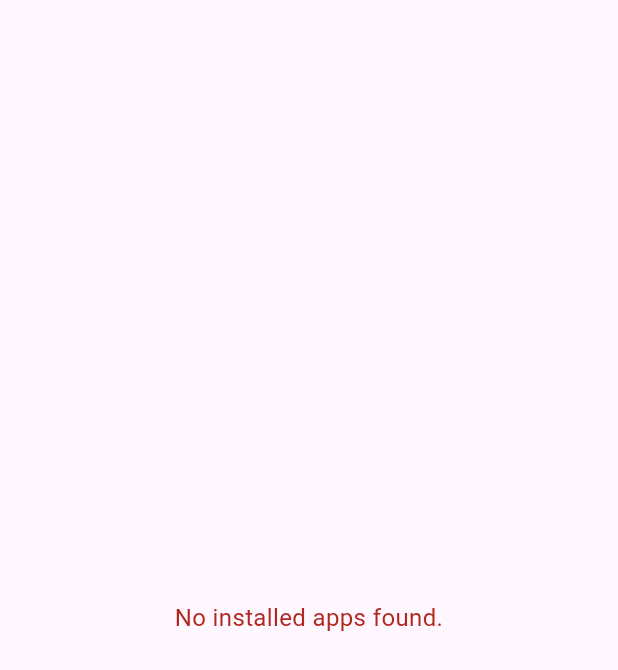
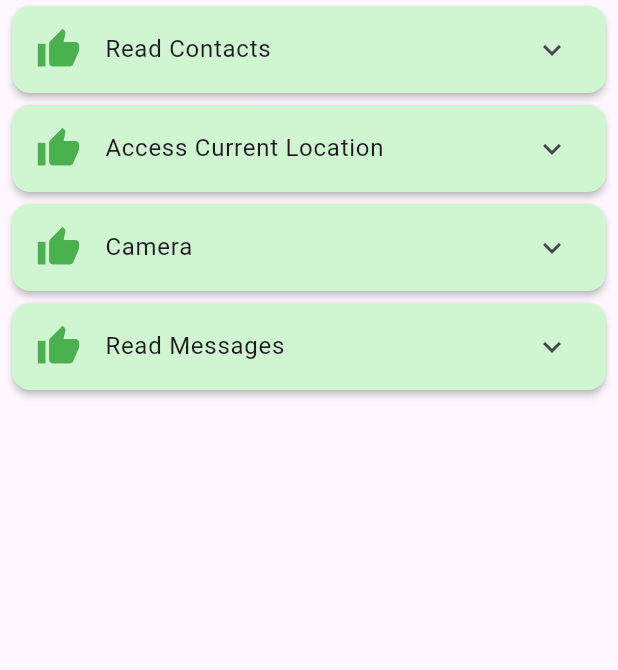
Before and after one commit to SlimeMan10/coughacks2025, a Flutter app: the PermissionsTab widget shown alone on an empty page, opened directly, on a phone screen of 412 x 824 dp. Shown: the top 670 px of the screen. Run offline on Flutter 3.47's test engine with Material 3 defaults, Android fonts, the phone set to English and light mode, and no system bars; our stand-ins replace shared_preferences; missing offline and left inert: app_usage, installed_apps; accounts and stored records are empty.

Commit message:
reworked the permissions
they now provide a much more user friendly and risk-assessed to all people.

```diff
--- a/app/lib/Permissions.dart
+++ b/app/lib/Permissions.dart
@@ -24,15 +24,23 @@ class PermissionsTab extends StatefulWidget {
   _PermissionsTabState createState() => _PermissionsTabState();
 }
 
-class _PermissionsTabState extends State<PermissionsTab> with AutomaticKeepAliveClientMixin {
-  Map<String, AppInfo> appMap = {};
-  Map<String, List<String>> permissionsMap = {};
-  List<String> privacyRisks = [];
+class _PermissionsTabState extends State<PermissionsTab> {
+  Map<String, List<AppInfo>> permissionsToApps = {}; // Maps permissions to apps
   bool _isLoading = false;
-  String? _error;
-
-  @override
-  bool get wantKeepAlive => true; // This ensures the state is kept alive
+  List<String> dangerousPermissions = [
+    "android.permission.READ_CONTACTS",
+    "android.permission.ACCESS_FINE_LOCATION",
+    "android.permission.CAMERA",
+    "android.permission.READ_SMS",
+    // Add more dangerous permissions here
+  ];
+  List<String> dangerousPermissionsNames = [
+    "Read Contacts",
+    "Access Current Location",
+    "Camera",
+    "Read Messages",
+    // Add more dangerous permissions here
+  ];
 
   @override
   void initState() {
@@ -45,7 +53,6 @@ class _PermissionsTabState extends State<PermissionsTab> with AutomaticKeepAlive
 
     setState(() {
       _isLoading = true;
-      _error = null;
     });
 
     try {
@@ -59,47 +66,40 @@ class _PermissionsTabState extends State<PermissionsTab> with AutomaticKeepAlive
       if (installedApps.isEmpty) {
         setState(() {
           _isLoading = false;
-          _error = "No installed apps found.";
         });
         return;
       }
 
-      // Fetch permissions for each app
-      Map<String, List<String>> tempPermissionsMap = {};
-      List<String> tempPrivacyRisks = [];
+      // Map to hold permissions and corresponding apps
+      Map<String, List<AppInfo>> tempPermissionsToApps = {};
 
       for (var app in installedApps) {
-        // Store app info
-        appMap[app.packageName] = app;
-
         // Fetch permissions for the app
         List<String> permissions = await getAppPermissions(app.packageName);
-        tempPermissionsMap[app.packageName] = permissions;
 
-        // Check for privacy risks (This part can be customized based on your logic)
-        // For example, we can assume an app with specific permissions has privacy risks.
-        if (permissions.contains("android.permission.READ_CONTACTS") ||
-            permissions.contains("android.permission.ACCESS_FINE_LOCATION")) {
-          tempPrivacyRisks.add(
-            app.packageName,
-          ); // Add app to the privacy risks list
+        // Add apps to the permission list
+        for (var permission in permissions) {
+          if (dangerousPermissions.contains(permission)) {
+            if (!tempPermissionsToApps.containsKey(permission)) {
+              tempPermissionsToApps[permission] = [];
+            }
+            tempPermissionsToApps[permission]?.add(app);
+          }
         }
       }
 
       setState(() {
-        permissionsMap = tempPermissionsMap;
-        privacyRisks = tempPrivacyRisks;
+        permissionsToApps = tempPermissionsToApps;
         _isLoading = false;
       });
     } catch (exception) {
       print("Error fetching data: $exception");
       setState(() {
         _isLoading = false;
-        _error = "Failed to load data.\nEnsure permissions are granted.";
       });
       if (mounted) {
         ScaffoldMessenger.of(context).showSnackBar(
-          SnackBar(content: Text(_error!), backgroundColor: Colors.redAccent),
+          SnackBar(content: Text("Failed to load data.\nEnsure permissions are granted.")),
         );
       }
     }
@@ -107,69 +107,61 @@ class _PermissionsTabState extends State<PermissionsTab> with AutomaticKeepAlive
 
   @override
   Widget build(BuildContext context) {
-    super.build(context); // Required for AutomaticKeepAliveClientMixin
     if (_isLoading) {
       return const Center(child: CircularProgressIndicator());
     }
 
-    if (_error != null) {
-      return Center(
-        child: Padding(
-          padding: const EdgeInsets.all(16.0),
-          child: Text(
-            _error!,
-            style: TextStyle(
-              color: Theme.of(context).colorScheme.error,
-              fontSize: 16,
-            ),
-            textAlign: TextAlign.center,
-          ),
-        ),
-      );
-    }
+    return ListView.builder(
+      itemCount: dangerousPermissions.length,
+      itemBuilder: (context, index) {
+        final permission = dangerousPermissions[index];
+        final appsWithPermission = permissionsToApps[permission];
 
-    if (permissionsMap.isEmpty) {
-      return const Center(
-        child: Text(
-          'No permission data available.',
-          textAlign: TextAlign.center,
-        ),
-      );
-    }
+        // Check if no apps are using this permission
+        final noAppsUsingPermission = appsWithPermission == null || appsWithPermission.isEmpty;
+        Icon icon = Icon(Icons.thumb_up, size: 30, color: Colors.green);
+        Color color = const Color.fromARGB(255, 207, 245, 209);
 
-    return ListView.builder(
-      itemCount: appMap.length,
-      itemBuilder: (context, index) {
-        final app = appMap.values.elementAt(index);
-        final permissions = permissionsMap[app.packageName] ?? [];
-        final hasRisks = permissions.any((p) => privacyRisks.contains(p));
+        if (!noAppsUsingPermission) {
+          icon = Icon(Icons.warning, size: 30, color: Colors.amber);
+          color =  const Color.fromARGB(255, 245, 231, 188);
+        }
 
         return Card(
           margin: const EdgeInsets.symmetric(horizontal: 8.0, vertical: 4.0),
+          color: const Color.fromARGB(255, 207, 245, 209),
           elevation: 2.0,
-          color: hasRisks ? Colors.orange[50] : null, // Highlight risky apps
           child: ExpansionTile(
-            leading: app.icon != null
-                ? Image.memory(app.icon!, width: 40, height: 40)
-                : const Icon(Icons.android, size: 40),
-            title: Text(
-              app.name,
-              style: const TextStyle(fontWeight: FontWeight.w500),
-            ),
-            subtitle: Text(
-              hasRisks ? 'Potential Privacy Risks' : 'No major risks detected',
-              style: TextStyle(color: hasRisks ? Colors.red : Colors.green),
-            ),
-            children: permissions.map((perm) {
-              final isRisky = privacyRisks.contains(perm);
-              return ListTile(
-                title: Text(
-                  perm,
-                  style: TextStyle(color: isRisky ? Colors.red : null),
+            title: Text(dangerousPermissionsNames[index]),
+            leading: icon,
+            children: [
+              if (noAppsUsingPermission)
+                Center(
+                  child: Column(
+                    mainAxisAlignment: MainAxisAlignment.center,
+                    children: [
+                      const Icon(Icons.thumb_up, size: 50, color: Colors.green),
+                      const SizedBox(height: 10),
+                      Text(
+                        'No apps use this permission!',
+                        style: TextStyle(fontSize: 18, fontWeight: FontWeight.w500, color: Colors.green),
+                        textAlign: TextAlign.center,
+                      ),
+                    ],
+                  ),
+                )
+              else
+                Column(
+                  children: appsWithPermission.map((app) {
+                    return ListTile(
+                      leading: app.icon != null
+                          ? Image.memory(app.icon!, width: 40, height: 40)
+                          : const Icon(Icons.android, size: 40),
+                      title: Text(app.name),
+                    );
+                  }).toList(),
                 ),
-                dense: true,
-              );
-            }).toList(),
+            ],
           ),
         );
       },
```
